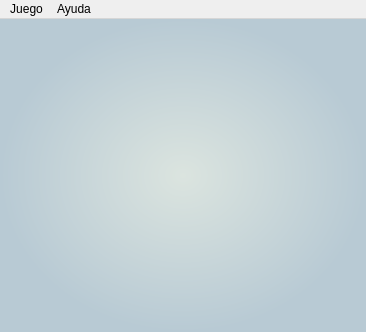
The window that mainwindow.ui (Joscart/Juego-OCA) describes before a commit, drawn with Qt 5.
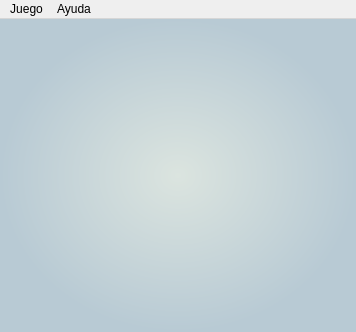
The same window after the commit. Icons and pictures are not drawn.

What changed in the file:
```diff
--- a/mainwindow.ui
+++ b/mainwindow.ui
@@ -9,7 +9,7 @@
    <rect>
     <x>0</x>
     <y>0</y>
-    <width>366</width>
+    <width>356</width>
     <height>332</height>
    </rect>
   </property>
@@ -217,8 +217,8 @@
     <rect>
      <x>0</x>
      <y>0</y>
-     <width>366</width>
-     <height>22</height>
+     <width>356</width>
+     <height>23</height>
     </rect>
    </property>
    <widget class="QMenu" name="menuJuego">
```
Left out of the diff: 18 changed lines with no effect on the pictures.
